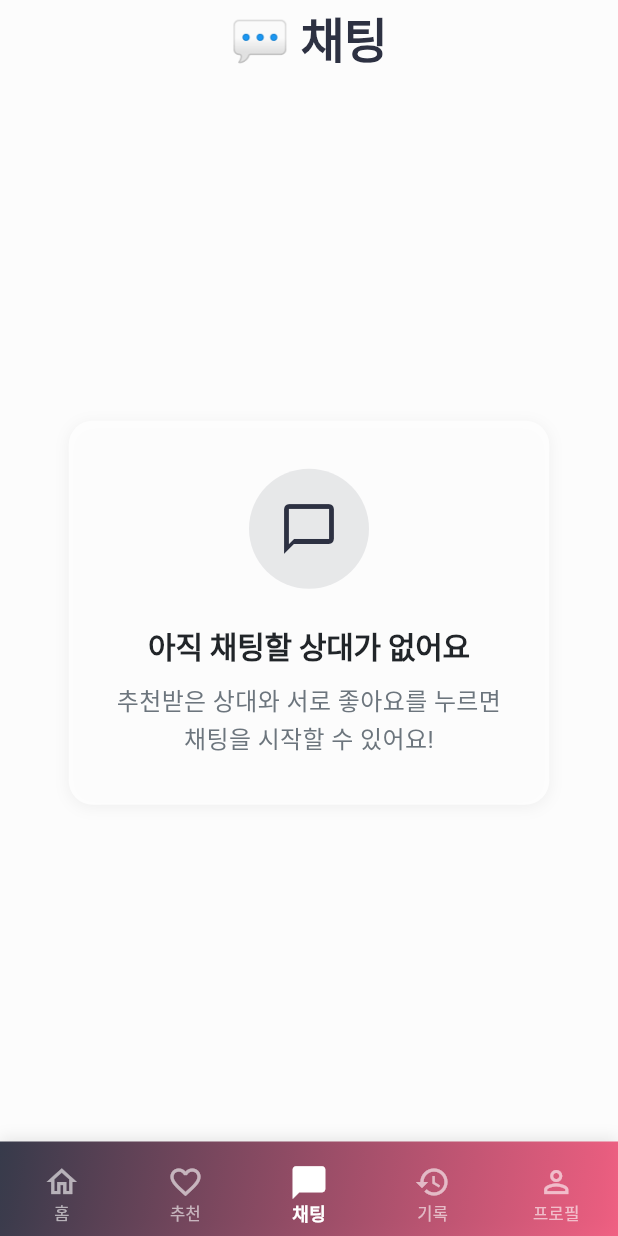
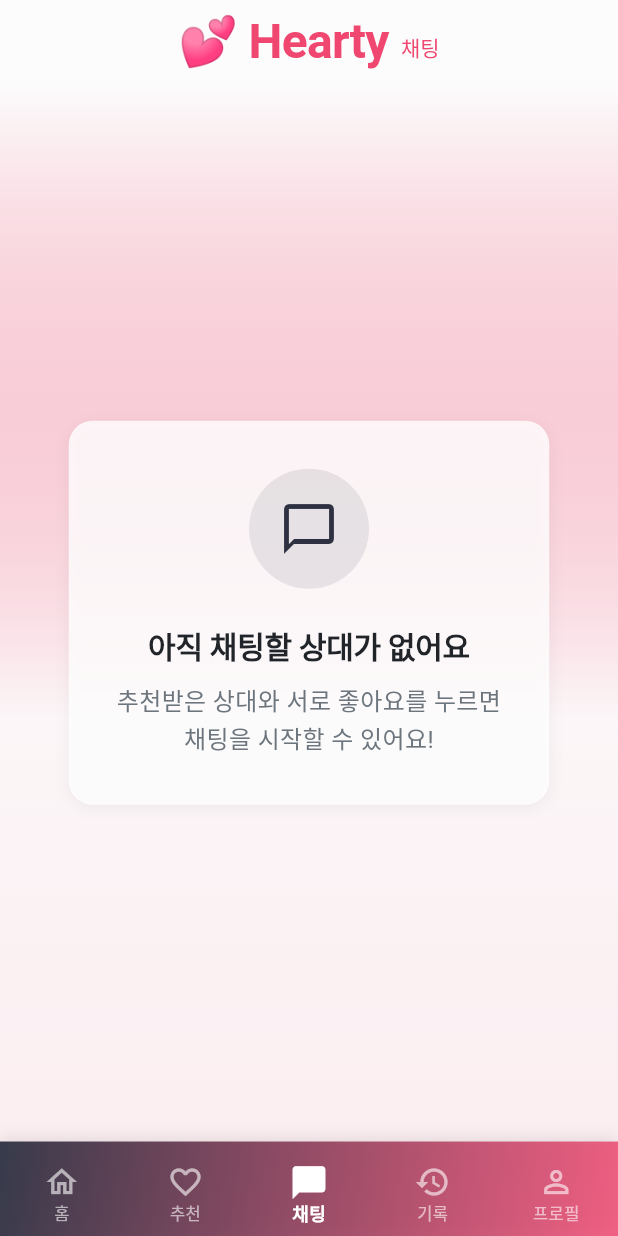
Before and after one commit to TeddyH/blinddate, a Flutter app: the ChatListScreen screen opened by its route, on a phone screen of 412 x 824 dp. Run offline on Flutter 3.47's test engine with Material 3 defaults, Android fonts, the phone set to English and light mode, and no system bars; our stand-ins replace flutter_dotenv, flutter_image_compress, go_router, image_picker, supabase_flutter; accounts and stored records are empty.

Commit message:
채팅 배경 개선

```diff
--- a/lib/features/chat/screens/chat_list_screen.dart
+++ b/lib/features/chat/screens/chat_list_screen.dart
@@ -32,20 +32,51 @@
     return Scaffold(
       backgroundColor: AppColors.background,
       appBar: AppBar(
-        title: Text(
-          '💬 채팅',
-          style: AppTextStyles.h1.copyWith(
-            color: AppColors.primary,
-            fontWeight: FontWeight.bold,
-          ),
+        title: Row(
+          mainAxisSize: MainAxisSize.min,
+          crossAxisAlignment: CrossAxisAlignment.end,
+          children: [
+            Text(
+              '💕 Hearty',
+              style: AppTextStyles.h1.copyWith(
+                color: AppColors.accent,
+                fontWeight: FontWeight.bold,
+              ),
+            ),
+            const SizedBox(width: 8),
+            Padding(
+              padding: const EdgeInsets.only(bottom: 5),
+              child: Text(
+                '채팅',
+                style: AppTextStyles.body2.copyWith(
+                  color: AppColors.accent,
+                  fontWeight: FontWeight.w500,
+                ),
+              ),
+            ),
+          ],
         ),
         centerTitle: true,
         backgroundColor: Colors.transparent,
-        foregroundColor: AppColors.primary,
+        foregroundColor: AppColors.accent,
         elevation: 0,
       ),
-      body: Consumer<ScheduledMatchingService>(
-        builder: (context, service, child) {
+      body: Container(
+        decoration: BoxDecoration(
+          gradient: LinearGradient(
+            begin: Alignment.topCenter,
+            end: Alignment.bottomCenter,
+            colors: [
+              AppColors.background,
+              AppColors.accent.withValues(alpha: 0.03),
+              AppColors.accent.withValues(alpha: 0.08),
+            ],
+            stops: const [0.0, 0.6, 1.0],
+          ),
+        ),
+        child: SafeArea(
+          child: Consumer<ScheduledMatchingService>(
+            builder: (context, service, child) {
           if (service.isLoading) {
             return _buildLoadingState();
           }
@@ -61,7 +92,9 @@
           }
 
           return _buildChatList(mutualMatches);
-        },
+            },
+          ),
+        ),
       ),
     );
   }
```
